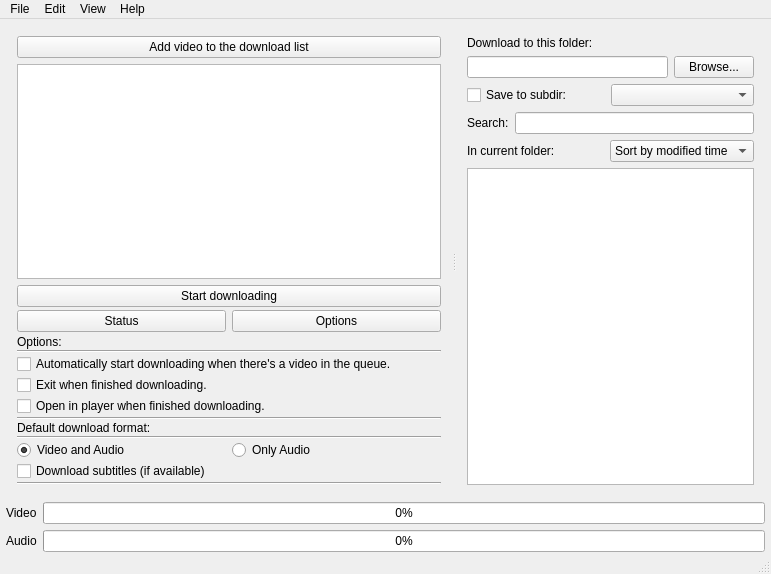
Above: mainwindow.ui from doublejim/QYoutubeDownloader before the change. Below: the same form after it.
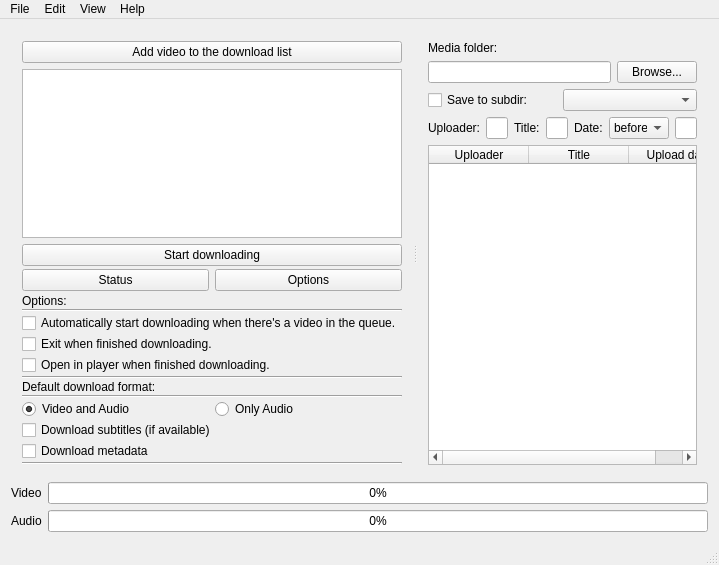
That is the form after the change.

Patch:
```diff
--- a/mainwindow.ui
+++ b/mainwindow.ui
@@ -6,34 +6,22 @@
    <rect>
     <x>0</x>
     <y>0</y>
-    <width>771</width>
-    <height>574</height>
+    <width>719</width>
+    <height>565</height>
    </rect>
   </property>
   <property name="windowTitle">
    <string>QYoutubeDownloader</string>
   </property>
   <widget class="QWidget" name="centralWidget">
-   <layout class="QVBoxLayout" name="verticalLayout_6" stretch="1,0">
-    <property name="leftMargin">
-     <number>6</number>
-    </property>
-    <property name="topMargin">
-     <number>6</number>
-    </property>
-    <property name="rightMargin">
-     <number>6</number>
-    </property>
-    <property name="bottomMargin">
-     <number>0</number>
-    </property>
-    <item>
+   <layout class="QGridLayout" name="gridLayout">
+    <item row="0" column="0" colspan="2">
      <widget class="QSplitter" name="splitter">
       <property name="orientation">
        <enum>Qt::Horizontal</enum>
       </property>
       <widget class="QWidget" name="layoutWidget">
-       <layout class="QVBoxLayout" name="verticalLayout_4" stretch="0,6,3">
+       <layout class="QVBoxLayout" name="verticalLayout_4" stretch="0,6,5">
         <item>
          <widget class="QPushButton" name="btnAddVideoToQueue">
           <property name="text">
@@ -237,6 +225,13 @@
                 </property>
                </widget>
               </item>
+              <item>
+               <widget class="QCheckBox" name="checkDownloadMeta">
+                <property name="text">
+                 <string>Download metadata</string>
+                </property>
+               </widget>
+              </item>
               <item>
                <widget class="Line" name="line_5">
                 <property name="orientation">
@@ -257,7 +252,7 @@
         <item>
          <widget class="QLabel" name="labelDownloadToThis">
           <property name="text">
-           <string>Download to this folder:</string>
+           <string>Media folder:</string>
           </property>
          </widget>
         </item>
@@ -297,29 +292,41 @@
           <item>
            <widget class="QLabel" name="labelSearch">
             <property name="text">
-             <string>Search:</string>
+             <string>Uploader:</string>
             </property>
            </widget>
           </item>
           <item>
            <widget class="QLineEdit" name="editSearch"/>
           </item>
-         </layout>
+          <item>
+           <widget class="QLabel" name="labelSearchTitle">
+            <property name="text">
+             <string>Title:</string>
+            </property>
+           </widget>
         </item>
         <item>
-         <layout class="QHBoxLayout" name="horizontalLayout_3">
+           <widget class="QLineEdit" name="editSearchTitle"/>
+          </item>
           <item>
-           <widget class="QLabel" name="labelAllVideos">
+           <widget class="QLabel" name="labelSearchDate">
             <property name="text">
-             <string>In current folder:</string>
+             <string>Date:</string>
             </property>
            </widget>
           </item>
           <item>
-           <widget class="QComboBox" name="comboSortType">
+           <widget class="QComboBox" name="comboSearchDate">
+            <property name="maximumSize">
+             <size>
+              <width>60</width>
+              <height>16777215</height>
+             </size>
+            </property>
             <item>
              <property name="text">
-              <string>Sort by modified time</string>
+              <string>before</string>
              </property>
             </item>
             <item>
@@ -329,34 +336,75 @@
             </item>
            </widget>
           </item>
+          <item>
+           <widget class="QLineEdit" name="editSearchDate"/>
+          </item>
          </layout>
         </item>
         <item>
-         <widget class="QListWidget" name="listVideos">
-          <property name="font">
-           <font>
-            <italic>false</italic>
-           </font>
+         <layout class="QHBoxLayout" name="horizontalLayout_3"/>
+        </item>
+        <item>
+         <widget class="QTableWidget" name="tableMedia">
+          <property name="editTriggers">
+           <set>QAbstractItemView::NoEditTriggers</set>
           </property>
-          <property name="styleSheet">
-           <string notr="true"/>
+          <property name="selectionBehavior">
+           <enum>QAbstractItemView::SelectRows</enum>
           </property>
+          <property name="horizontalScrollMode">
+           <enum>QAbstractItemView::ScrollPerPixel</enum>
+          </property>
+          <property name="showGrid">
+           <bool>false</bool>
+          </property>
+          <property name="sortingEnabled">
+           <bool>true</bool>
+          </property>
+          <attribute name="horizontalHeaderShowSortIndicator" stdset="0">
+           <bool>true</bool>
+          </attribute>
+          <attribute name="horizontalHeaderStretchLastSection">
+           <bool>true</bool>
+          </attribute>
+          <attribute name="verticalHeaderVisible">
+           <bool>false</bool>
+          </attribute>
+          <attribute name="verticalHeaderDefaultSectionSize">
+           <number>14</number>
+          </attribute>
+          <attribute name="verticalHeaderMinimumSectionSize">
+           <number>14</number>
+          </attribute>
+          <column>
+           <property name="text">
+            <string>Uploader</string>
+           </property>
+          </column>
+          <column>
+           <property name="text">
+            <string>Title</string>
+           </property>
+          </column>
+          <column>
+           <property name="text">
+            <string>Upload date</string>
+           </property>
+          </column>
          </widget>
         </item>
        </layout>
       </widget>
      </widget>
     </item>
-    <item>
-     <layout class="QFormLayout" name="formLayout">
-      <item row="0" column="0">
+    <item row="1" column="0">
        <widget class="QLabel" name="labelVideo">
         <property name="text">
          <string>Video</string>
         </property>
        </widget>
       </item>
-      <item row="0" column="1">
+    <item row="1" column="1">
        <widget class="QProgressBar" name="progressVideo">
         <property name="value">
          <number>0</number>
@@ -366,14 +414,14 @@
         </property>
        </widget>
       </item>
-      <item row="1" column="0">
+    <item row="2" column="0">
        <widget class="QLabel" name="labelAudio">
         <property name="text">
          <string>Audio</string>
         </property>
        </widget>
       </item>
-      <item row="1" column="1">
+    <item row="2" column="1">
        <widget class="QProgressBar" name="progressAudio">
         <property name="value">
          <number>0</number>
@@ -381,15 +429,13 @@
        </widget>
       </item>
      </layout>
-    </item>
-   </layout>
   </widget>
   <widget class="QMenuBar" name="menuBar">
    <property name="geometry">
     <rect>
      <x>0</x>
      <y>0</y>
-     <width>771</width>
+     <width>719</width>
      <height>21</height>
     </rect>
    </property>
```
Left out of the diff: 11 changed lines with no effect on the pictures. Lines whose indentation alone changed are shown as unchanged.
